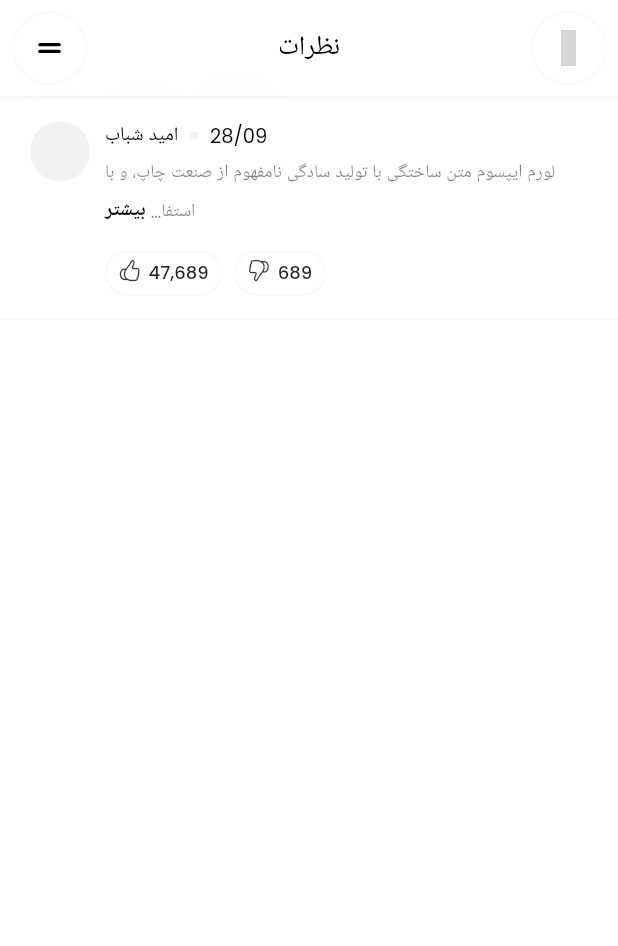
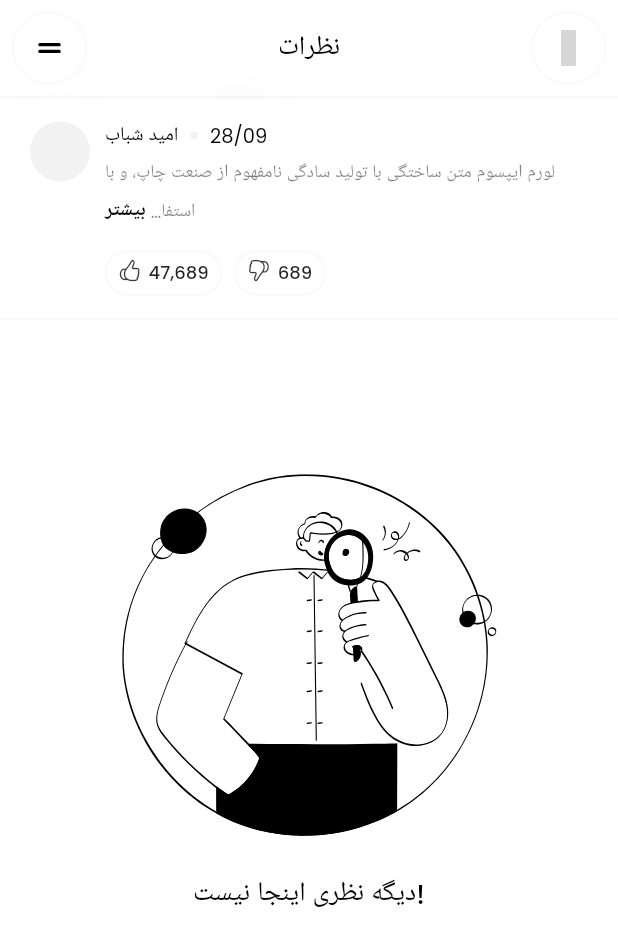
Before and after one commit to omidshababdev/landina_coupon, a Flutter app: the CommentsPage screen opened by its route, on a phone screen of 412 x 824 dp. Shown: the top 946 px of the screen. Run offline on Flutter 3.47's test engine with Material 2 defaults, Android fonts, the phone set to English and light mode, and no system bars; drawn by our look-alikes of readmore; our stand-ins replace awesome_notifications, custom_refresh_indicator, figma_squircle, firebase_analytics, firebase_core, firebase_crashlytics and 11 more; missing offline and left inert: assorted_layout_widgets; accounts and stored records are empty; generated files the repository leaves out were written again; network calls fail; grey boxes are pictures that could not be loaded.

Commit message:
first commit

```diff
--- a/lib/ui/pages/account/profile/analytics/view.dart
+++ b/lib/ui/pages/account/profile/analytics/view.dart
@@ -67,61 +67,14 @@ LineChartData mainData() {
       getDrawingHorizontalLine: (value) {
         return FlLine(
           dashArray: const [3, 3],
-            color: const Color(0xff37434d).withOpacity(0.2),
+          // color: const Color(0xff37434d).withOpacity(0.2),
           strokeWidth: 2,
         );
       },
-        drawVerticalLine: false),
+      drawVerticalLine: false,
+    ),
     titlesData: FlTitlesData(
       show: false,
-      //   rightTitles: SideTitles(showTitles: false),
-      //   topTitles: SideTitles(showTitles: false),
-      //   bottomTitles: SideTitles(
-      //     showTitles: true,
-      //     reservedSize: 22,
-      //     interval: 1,
-      //     getTextStyles: (context, value) => const TextStyle(
-      //         color: Color(0xff68737d),
-      //         fontWeight: FontWeight.bold,
-      //         fontSize: 11),
-      //     getTitles: (value) {
-      //       switch (value.toInt()) {
-      //         case 0:
-      //           return 'MAR';
-      //         case 4:
-      //           return 'JUN';
-      //         case 8:
-      //           return 'SEP';
-      //         case 11:
-      //           return 'OCT';
-      //       }
-      //       return '';
-      //     },
-      //     margin: 10,
-      //   ),
-      //   leftTitles: SideTitles(
-      //     showTitles: true,
-      //     interval: 1,
-      //     getTextStyles: (context, value) => const TextStyle(
-      //       color: Color(0xff67727d),
-      //       fontWeight: FontWeight.bold,
-      //       fontSize: 12,
-      //     ),
-
-      //     getTitles: (value) {
-      //       switch (value.toInt()) {
-      //         case 1:
-      //           return '10k';
-      //         case 3:
-      //           return '30k';
-      //         case 5:
-      //           return '50k';
-      //       }
-      //       return '';
-      //     },
-      //     reservedSize: 25,
-      //     margin: 12,
-      //   ),
     ),
     minX: 0,
     maxX: 11,
@@ -138,15 +91,7 @@ LineChartData mainData() {
           FlSpot(9.5, 4),
           FlSpot(11, 5),
         ],
-        // [
-        //   FlSpot(0, 0),
-        //   FlSpot(2.4, 0),
-        //   FlSpot(4.4, 0),
-        //   FlSpot(6.4, 0),
-        //   FlSpot(8, 0),
-        //   FlSpot(9.5, 0),
-        //   FlSpot(11, 0)
-        // ],
+
         isCurved: true,
         // colors: gradientColors,
         barWidth: 2,
@@ -154,13 +99,7 @@ LineChartData mainData() {
           show: false,
         ),
         belowBarData: BarAreaData(
-          show: true,
-          // gradientFrom: Offset(0, 0),
-          // gradientTo: Offset(0, 1),
-          // colors: [
-          //   Color(0xff02d39a).withOpacity(0.1),
-          //   Color(0xff02d39a).withOpacity(0),
-          // ]
+          show: false,
         ),
       ),
     ],
--- a/lib/ui/pages/coupon/comments/comments.coupon.dart
+++ b/lib/ui/pages/coupon/comments/comments.coupon.dart
@@ -1,7 +1,9 @@
 import 'package:flutter/material.dart';
+import 'package:flutter_svg/flutter_svg.dart';
 import 'package:get/get.dart';
 import 'package:iconly/iconly.dart';
 import 'package:ionicons/ionicons.dart';
+import 'package:landina_coupon/constants/config.dart';
 import 'package:landina_coupon/ui/widgets/appbar/appbar.dart';
 import 'package:landina_coupon/ui/widgets/comment/comment.dart';
 
@@ -33,8 +35,39 @@ class _CommentsPageState extends State<CommentsPage> {
         physics: const BouncingScrollPhysics(
           parent: ClampingScrollPhysics(),
         ),
-        children: const [
-          Comment(),
+        children: [
+          const Comment(),
+          Center(
+            child: Container(
+              constraints: const BoxConstraints(
+                maxWidth: 325,
+                maxHeight: 500,
+              ),
+              padding: const EdgeInsets.symmetric(horizontal: 25, vertical: 50),
+              child: Column(
+                mainAxisAlignment: MainAxisAlignment.center,
+                children: [
+                  SvgPicture.asset(
+                    "assets/svg/not_found.svg",
+                    color:
+                        Config.darkMode != true ? Colors.black : Colors.white,
+                    width: 250,
+                  ),
+                  const SizedBox(height: 25),
+                  Text(
+                    "دیگه نظری اینجا نیست!",
+                    textAlign: TextAlign.center,
+                    style: TextStyle(
+                      fontSize: 18,
+                      fontWeight: FontWeight.w500,
+                      color:
+                          Config.darkMode != true ? Colors.black : Colors.white,
+                    ),
+                  ),
+                ],
+              ),
+            ),
+          ),
         ],
       ),
     );
```
Also changed, not shown: pubspec.lock, 2 other files. Lines whose indentation alone changed are shown as unchanged.
